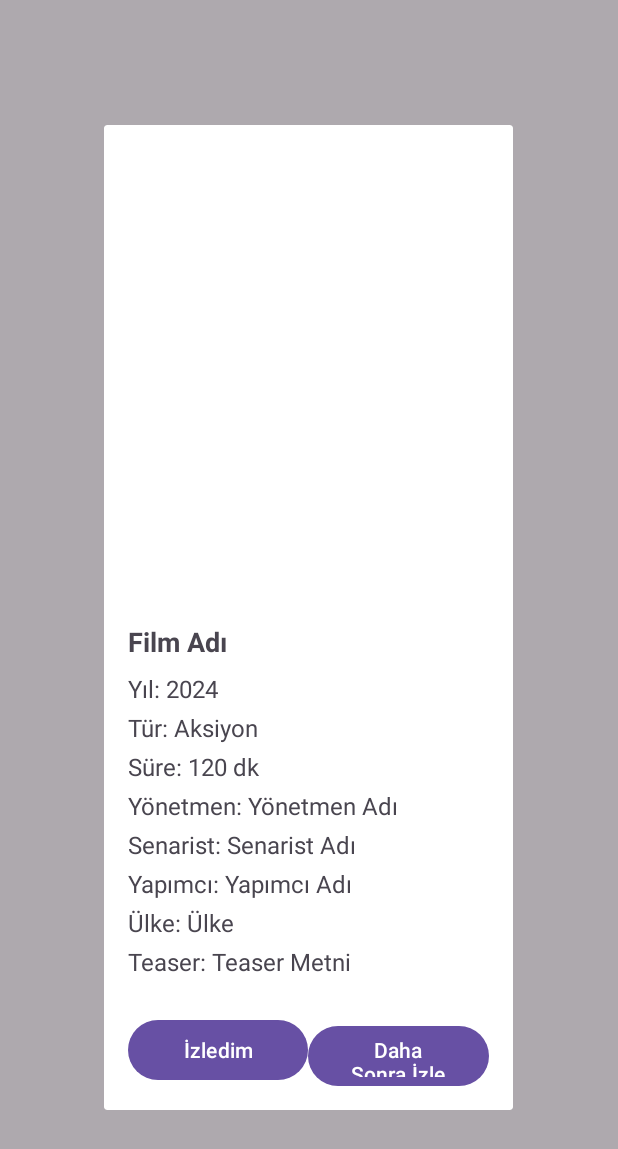
After one commit to esrakmas/FilmOneriUygulamasi, an Android app: the fragment MovieDetailsDialogFragment shown on its own in the app's theme, on a phone screen of 412 x 824 dp. The commit adds this screen. Shown: the top 1149 px of the screen. Run offline under Robolectric (Android 15) with nearby library versions, the phone set to English and light mode, and no system bars; pictures from the network do not load.

Commit message:
binding ile yazıldı

```diff
--- /dev/null
+++ b/app/src/main/java/com/example/filmoneriuygulamasi/MovieDetailsDialogFragment.kt
@@ -0,0 +1,100 @@
+package com.example.filmoneriuygulamasi
+
+import android.os.Bundle
+import android.view.LayoutInflater
+import android.view.View
+import android.view.ViewGroup
+import androidx.fragment.app.DialogFragment
+import com.bumptech.glide.Glide
+import com.example.filmoneriuygulamasi.databinding.DialogMovieDetailsBinding
+
+class MovieDetailsDialogFragment : DialogFragment() {
+
+    companion object {
+        private const val ARG_NAME = "name"
+        private const val ARG_YEAR = "year"
+        private const val ARG_GENRE = "genre"
+        private const val ARG_DURATION = "duration"
+        private const val ARG_DIRECTOR = "director"
+        private const val ARG_SCREENWRITER = "screenwriter"
+        private const val ARG_PRODUCER = "producer"
+        private const val ARG_COUNTRY = "country"
+        private const val ARG_POSTER = "poster"
+        private const val ARG_TEASER = "teaser"
+
+        fun newInstance(
+            name: String,
+            year: String,
+            genre: String,
+            duration: String,
+            director: String,
+            screenwriter: String,
+            producer: String,
+            country: String,
+            poster: String,
+            teaser: String
+        ): MovieDetailsDialogFragment {
+            val fragment = MovieDetailsDialogFragment()
+            val args = Bundle().apply {
+                putString(ARG_NAME, name)
+                putString(ARG_YEAR, year)
+                putString(ARG_GENRE, genre)
+                putString(ARG_DURATION, duration)
+                putString(ARG_DIRECTOR, director)
+                putString(ARG_SCREENWRITER, screenwriter)
+                putString(ARG_PRODUCER, producer)
+                putString(ARG_COUNTRY, country)
+                putString(ARG_POSTER, poster)
+                putString(ARG_TEASER, teaser)
+            }
+            fragment.arguments = args
+            return fragment
+        }
+    }
+
+    private var _binding: DialogMovieDetailsBinding? = null
+    private val binding get() = _binding!!
+
+    override fun onCreateView(
+        inflater: LayoutInflater, container: ViewGroup?,
+        savedInstanceState: Bundle?
+    ): View? {
+        _binding = DialogMovieDetailsBinding.inflate(inflater, container, false)
+        return binding.root
+    }
+
+    override fun onViewCreated(view: View, savedInstanceState: Bundle?) {
+        super.onViewCreated(view, savedInstanceState)
+
+        arguments?.let {
+            binding.textViewName.text = it.getString(ARG_NAME)
+            binding.textViewYear.text = "Yıl: ${it.getString(ARG_YEAR)}"
+            binding.textViewGenre.text = "Tür: ${it.getString(ARG_GENRE)}"
+            binding.textViewDuration.text = "Süre: ${it.getString(ARG_DURATION)}"
+            binding.textViewDirector.text = "Yönetmen: ${it.getString(ARG_DIRECTOR)}"
+            binding.textViewScreenwriter.text = "Senarist: ${it.getString(ARG_SCREENWRITER)}"
+            binding.textViewProducer.text = "Yapımcı: ${it.getString(ARG_PRODUCER)}"
+            binding.textViewCountry.text = "Ülke: ${it.getString(ARG_COUNTRY)}"
+            binding.textViewTeaser.text = "Teaser: ${it.getString(ARG_TEASER)}"
+
+            Glide.with(this)
+                .load(it.getString(ARG_POSTER))
+                .into(binding.imageViewPoster)
+
+            binding.buttonWatched.setOnClickListener {
+                // İzledim butonuna tıklama işlemi
+                dismiss() // Dialog'ı kapat
+            }
+
+            binding.buttonWatchLater.setOnClickListener {
+                // Daha Sonra İzle butonuna tıklama işlemi
+                dismiss() // Dialog'ı kapat
+            }
+        }
+    }
+
+    override fun onDestroyView() {
+        super.onDestroyView()
+        _binding = null
+    }
+}
--- /dev/null
+++ b/app/src/main/res/layout/dialog_movie_details.xml
@@ -0,0 +1,115 @@
+<?xml version="1.0" encoding="utf-8"?>
+<ScrollView xmlns:android="http://schemas.android.com/apk/res/android"
+    android:layout_width="match_parent"
+    android:layout_height="wrap_content"
+    android:padding="16dp">
+
+    <LinearLayout
+        android:layout_width="match_parent"
+        android:layout_height="wrap_content"
+        android:orientation="vertical">
+
+        <ImageView
+            android:id="@+id/imageViewPoster"
+            android:layout_width="match_parent"
+            android:layout_height="300dp"
+            android:scaleType="centerCrop"
+            android:contentDescription="@string/movie_poster"
+            android:layout_marginBottom="16dp" />
+
+        <TextView
+            android:id="@+id/textViewName"
+            android:layout_width="match_parent"
+            android:layout_height="wrap_content"
+            android:textSize="18sp"
+            android:textStyle="bold"
+            android:layout_marginBottom="8dp"
+            android:text="Film Adı" />
+
+        <TextView
+            android:id="@+id/textViewYear"
+            android:layout_width="match_parent"
+            android:layout_height="wrap_content"
+            android:textSize="16sp"
+            android:layout_marginBottom="4dp"
+            android:text="Yıl: 2024" />
+
+        <TextView
+            android:id="@+id/textViewGenre"
+            android:layout_width="match_parent"
+            android:layout_height="wrap_content"
+            android:textSize="16sp"
+            android:layout_marginBottom="4dp"
+            android:text="Tür: Aksiyon" />
+
+        <TextView
+            android:id="@+id/textViewDuration"
+            android:layout_width="match_parent"
+            android:layout_height="wrap_content"
+            android:textSize="16sp"
+            android:layout_marginBottom="4dp"
+            android:text="Süre: 120 dk" />
+
+        <TextView
+            android:id="@+id/textViewDirector"
+            android:layout_width="match_parent"
+            android:layout_height="wrap_content"
+            android:textSize="16sp"
+            android:layout_marginBottom="4dp"
+            android:text="Yönetmen: Yönetmen Adı" />
+
+        <TextView
+            android:id="@+id/textViewScreenwriter"
+            android:layout_width="match_parent"
+            android:layout_height="wrap_content"
+            android:textSize="16sp"
+            android:layout_marginBottom="4dp"
+            android:text="Senarist: Senarist Adı" />
+
+        <TextView
+            android:id="@+id/textViewProducer"
+            android:layout_width="match_parent"
+            android:layout_height="wrap_content"
+            android:textSize="16sp"
+            android:layout_marginBottom="4dp"
+            android:text="Yapımcı: Yapımcı Adı" />
+
+        <TextView
+            android:id="@+id/textViewCountry"
+            android:layout_width="match_parent"
+            android:layout_height="wrap_content"
+            android:textSize="16sp"
+            android:layout_marginBottom="4dp"
+            android:text="Ülke: Ülke" />
+
+        <TextView
+            android:id="@+id/textViewTeaser"
+            android:layout_width="match_parent"
+            android:layout_height="wrap_content"
+            android:textSize="16sp"
+            android:layout_marginBottom="8dp"
+            android:text="Teaser: Teaser Metni" />
+
+        <LinearLayout
+            android:layout_width="match_parent"
+            android:layout_height="wrap_content"
+            android:orientation="horizontal"
+            android:layout_marginTop="16dp">
+
+            <Button
+                android:id="@+id/buttonWatched"
+                android:layout_width="0dp"
+                android:layout_height="wrap_content"
+                android:layout_weight="1"
+                android:text="İzledim" />
+
+            <Button
+                android:id="@+id/buttonWatchLater"
+                android:layout_width="0dp"
+                android:layout_height="wrap_content"
+                android:layout_weight="1"
+                android:text="Daha Sonra İzle" />
+        </LinearLayout>
+
+    </LinearLayout>
+</ScrollView>
--- a/app/src/main/res/layout/fragment_home.xml
+++ b/app/src/main/res/layout/fragment_home.xml
@@ -5,14 +5,13 @@
     android:orientation="vertical"
     android:padding="16dp">
 
-    <!-- Film Arama Alanı -->
     <androidx.appcompat.widget.SearchView
         android:id="@+id/searchView"
         android:layout_width="match_parent"
         android:layout_height="wrap_content"
-        android:queryHint="Film Ara" />
+        android:queryHint="Film Ara"
+        android:background="@drawable/searchview_bg"/>
 
-    <!-- Film Önerileri Başlığı -->
     <TextView
         android:id="@+id/textViewMovieSuggestions"
         android:layout_width="match_parent"
@@ -22,7 +21,6 @@
         android:textStyle="bold"
         android:layout_marginTop="16dp" />
 
-    <!-- Film Önerileri RecyclerView (3 sütunlu grid) -->
     <androidx.recyclerview.widget.RecyclerView
         android:id="@+id/recyclerViewMovieSuggestions"
         android:layout_width="match_parent"
--- a/app/src/main/res/layout/item_movie_suggestion.xml
+++ b/app/src/main/res/layout/item_movie_suggestion.xml
@@ -6,7 +6,7 @@
     android:layout_height="wrap_content"
     android:padding="8dp">
 
-    <!-- Film Posteri -->
+
     <ImageView
         android:id="@+id/imageViewPoster"
         android:layout_width="0dp"
@@ -23,7 +23,6 @@
         app:layout_constraintEnd_toEndOf="parent"
         app:layout_constraintStart_toStartOf="parent" />
 
-    <!-- Film Adı -->
     <TextView
         android:id="@+id/textViewTitle"
         android:layout_width="0dp"
@@ -36,7 +35,6 @@
         app:layout_constraintStart_toStartOf="parent"
         app:layout_constraintEnd_toEndOf="parent" />
 
-    <!-- Film Süresi -->
     <TextView
         android:id="@+id/textViewDuration"
         android:layout_width="0dp"
@@ -48,7 +46,6 @@
         app:layout_constraintStart_toStartOf="parent"
         app:layout_constraintEnd_toEndOf="parent" />
 
-    <!-- Film Türü -->
     <TextView
         android:id="@+id/textViewGenre"
         android:layout_width="0dp"
```
Also changed, not shown: app/src/main/java/com/example/filmoneriuygulamasi/HomeFragment.kt (+16 -16 lines), app/src/main/java/com/example/filmoneriuygulamasi/adapter/MovieSuggestionsAdapter.kt (+17 -24 lines), app/src/main/res/drawable/searchview_bg.xml (added, +8 -0 lines).
